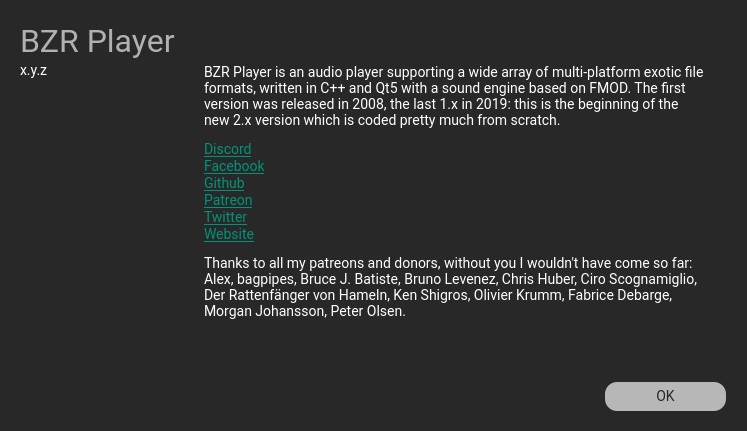
Old version of the form src/app/about.ui in the repository aargirakis/BZRPlayer.
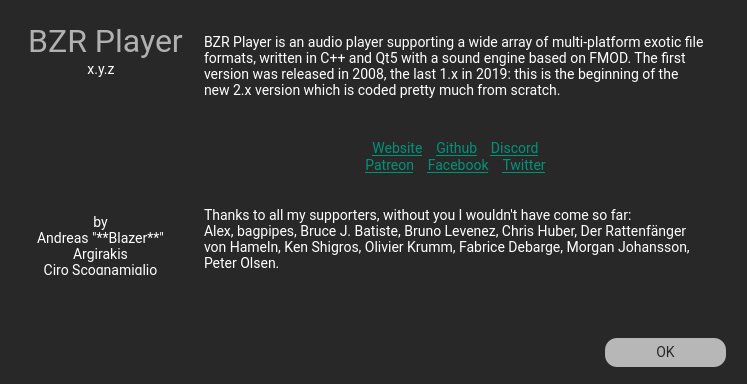
New version of the form. Icons and pictures are not drawn.

Commit message: chore(ui): update credits

The edit to the form file:
```diff
--- a/src/app/about.ui
+++ b/src/app/about.ui
@@ -10,7 +10,7 @@
     <x>0</x>
     <y>0</y>
     <width>747</width>
-    <height>431</height>
+    <height>384</height>
    </rect>
   </property>
   <property name="contextMenuPolicy">
@@ -54,7 +54,7 @@
     <rect>
      <x>20</x>
      <y>10</y>
-     <width>181</width>
+     <width>171</width>
      <height>61</height>
     </rect>
    </property>
@@ -75,12 +75,15 @@
    <property name="text">
     <string>BZR Player</string>
    </property>
+   <property name="alignment">
+    <set>Qt::AlignCenter</set>
+   </property>
   </widget>
   <widget class="QPushButton" name="pushButton">
    <property name="geometry">
     <rect>
      <x>605</x>
-     <y>382</y>
+     <y>338</y>
      <width>121</width>
      <height>29</height>
     </rect>
@@ -127,9 +130,9 @@
   <widget class="QLabel" name="labelVersion">
    <property name="geometry">
     <rect>
-     <x>20</x>
-     <y>60</y>
-     <width>151</width>
+     <x>61</x>
+     <y>59</y>
+     <width>80</width>
      <height>21</height>
     </rect>
    </property>
@@ -142,14 +145,17 @@
    <property name="text">
     <string>x.y.z</string>
    </property>
+   <property name="alignment">
+    <set>Qt::AlignCenter</set>
+   </property>
   </widget>
   <widget class="QTextBrowser" name="textBrowser">
    <property name="geometry">
     <rect>
      <x>200</x>
-     <y>60</y>
+     <y>30</y>
      <width>511</width>
-     <height>321</height>
+     <height>291</height>
     </rect>
    </property>
    <property name="frameShape">
@@ -157,17 +163,15 @@
    </property>
    <property name="html">
     <string>&lt;!DOCTYPE HTML PUBLIC &quot;-//W3C//DTD HTML 4.0//EN&quot; &quot;http://www.w3.org/TR/REC-html40/strict.dtd&quot;&gt;
-&lt;html&gt;&lt;head&gt;&lt;meta name=&quot;qrichtext&quot; content=&quot;1&quot; /&gt;&lt;meta charset=&quot;utf-8&quot; /&gt;&lt;style type=&quot;text/css&quot;&gt;
+&lt;html&gt;&lt;head&gt;&lt;meta name=&quot;qrichtext&quot; content=&quot;1&quot; /&gt;&lt;style type=&quot;text/css&quot;&gt;
 p, li { white-space: pre-wrap; }
 &lt;/style&gt;&lt;/head&gt;&lt;body style=&quot; font-family:'Roboto'; font-size:14px; font-weight:400; font-style:normal;&quot;&gt;
 &lt;p style=&quot; margin-top:12px; margin-bottom:12px; margin-left:0px; margin-right:0px; -qt-block-indent:0; text-indent:0px;&quot;&gt;&lt;span style=&quot; font-size:14px;&quot;&gt;BZR Player is an audio player supporting a wide array of multi-platform exotic file formats, written in C++ and Qt5 with a sound engine based on FMOD. The first version was released in 2008, the last 1.x in 2019: this is the beginning of the new 2.x version which is coded pretty much from scratch.&lt;/span&gt;&lt;/p&gt;
-&lt;p style=&quot; margin-top:0px; margin-bottom:0px; margin-left:0px; margin-right:0px; -qt-block-indent:0; text-indent:0px;&quot;&gt;&lt;a href=&quot;https://discord.gg/feEBce8cFe&quot;&gt;&lt;span style=&quot; font-size:14px; text-decoration: underline; color:#009379;&quot;&gt;Discord&lt;/span&gt;&lt;/a&gt;&lt;/p&gt;
-&lt;p style=&quot; margin-top:0px; margin-bottom:0px; margin-left:0px; margin-right:0px; -qt-block-indent:0; text-indent:0px;&quot;&gt;&lt;a href=&quot;https://www.facebook.com/BZRPlayer&quot;&gt;&lt;span style=&quot; font-size:14px; text-decoration: underline; color:#009379;&quot;&gt;Facebook&lt;/span&gt;&lt;/a&gt;&lt;/p&gt;
-&lt;p style=&quot; margin-top:0px; margin-bottom:0px; margin-left:0px; margin-right:0px; -qt-block-indent:0; text-indent:0px;&quot;&gt;&lt;a href=&quot;https://github.com/aargirakis/BZRPlayer&quot;&gt;&lt;span style=&quot; font-size:14px; text-decoration: underline; color:#009379;&quot;&gt;Github&lt;/span&gt;&lt;/a&gt;&lt;/p&gt;
-&lt;p style=&quot; margin-top:0px; margin-bottom:0px; margin-left:0px; margin-right:0px; -qt-block-indent:0; text-indent:0px;&quot;&gt;&lt;a href=&quot;https://www.patreon.com/bzrplayer&quot;&gt;&lt;span style=&quot; font-size:14px; text-decoration: underline; color:#009379;&quot;&gt;Patreon&lt;/span&gt;&lt;/a&gt;&lt;/p&gt;
-&lt;p style=&quot; margin-top:0px; margin-bottom:0px; margin-left:0px; margin-right:0px; -qt-block-indent:0; text-indent:0px;&quot;&gt;&lt;a href=&quot;https://twitter.com/BZRPlayer&quot;&gt;&lt;span style=&quot; font-size:14px; text-decoration: underline; color:#009379;&quot;&gt;Twitter&lt;/span&gt;&lt;/a&gt;&lt;/p&gt;
-&lt;p style=&quot; margin-top:0px; margin-bottom:0px; margin-left:0px; margin-right:0px; -qt-block-indent:0; text-indent:0px;&quot;&gt;&lt;a href=&quot;http://bzrplayer.blazer.nu&quot;&gt;&lt;span style=&quot; font-size:14px; text-decoration: underline; color:#009379;&quot;&gt;Website&lt;/span&gt;&lt;/a&gt;&lt;/p&gt;
-&lt;p style=&quot; margin-top:12px; margin-bottom:12px; margin-left:0px; margin-right:0px; -qt-block-indent:0; text-indent:0px;&quot;&gt;&lt;span style=&quot; font-size:14px;&quot;&gt;Thanks to all my patreons and donors, without you I wouldn't have come so far: Alex, bagpipes, Bruce J. Batiste, Bruno Levenez, Chris Huber, Ciro Scognamiglio, Der Rattenfänger von Hameln, Ken Shigros, Olivier Krumm, Fabrice Debarge, Morgan Johansson, Peter Olsen.&lt;/span&gt;&lt;/p&gt;&lt;/body&gt;&lt;/html&gt;</string>
+&lt;p style=&quot;-qt-paragraph-type:empty; margin-top:12px; margin-bottom:12px; margin-left:0px; margin-right:0px; -qt-block-indent:0; text-indent:0px;&quot;&gt;&lt;br /&gt;&lt;/p&gt;
+&lt;p align=&quot;center&quot; style=&quot; margin-top:0px; margin-bottom:0px; margin-left:0px; margin-right:0px; -qt-block-indent:0; text-indent:0px;&quot;&gt;&lt;a href=&quot;http://bzrplayer.blazer.nu&quot;&gt;&lt;span style=&quot; font-size:14px; text-decoration: underline; color:#009379;&quot;&gt;Website&lt;/span&gt;&lt;/a&gt;&lt;span style=&quot; font-size:14px;&quot;&gt;    &lt;/span&gt;&lt;a href=&quot;https://github.com/aargirakis/BZRPlayer&quot;&gt;&lt;span style=&quot; font-size:14px; text-decoration: underline; color:#009379;&quot;&gt;Github&lt;/span&gt;&lt;/a&gt;&lt;span style=&quot; font-size:14px;&quot;&gt;    &lt;/span&gt;&lt;a href=&quot;https://discord.gg/feEBce8cFe&quot;&gt;&lt;span style=&quot; font-size:14px; text-decoration: underline; color:#009379;&quot;&gt;Discord&lt;/span&gt;&lt;/a&gt;&lt;/p&gt;
+&lt;p align=&quot;center&quot; style=&quot; margin-top:0px; margin-bottom:0px; margin-left:0px; margin-right:0px; -qt-block-indent:0; text-indent:0px;&quot;&gt;&lt;a href=&quot;https://www.patreon.com/bzrplayer&quot;&gt;&lt;span style=&quot; font-size:14px; text-decoration: underline; color:#009379;&quot;&gt;Patreon&lt;/span&gt;&lt;/a&gt;&lt;span style=&quot; font-size:14px;&quot;&gt;    &lt;/span&gt;&lt;a href=&quot;https://www.facebook.com/BZRPlayer&quot;&gt;&lt;span style=&quot; font-size:14px; text-decoration: underline; color:#009379;&quot;&gt;Facebook&lt;/span&gt;&lt;/a&gt;&lt;span style=&quot; font-size:14px;&quot;&gt;    &lt;/span&gt;&lt;a href=&quot;https://twitter.com/BZRPlayer&quot;&gt;&lt;span style=&quot; font-size:14px; text-decoration: underline; color:#009379;&quot;&gt;Twitter&lt;/span&gt;&lt;/a&gt;&lt;/p&gt;
+&lt;p style=&quot;-qt-paragraph-type:empty; margin-top:0px; margin-bottom:0px; margin-left:0px; margin-right:0px; -qt-block-indent:0; text-indent:0px;&quot;&gt;&lt;br /&gt;&lt;/p&gt;
+&lt;p style=&quot; margin-top:0px; margin-bottom:0px; margin-left:0px; margin-right:0px; -qt-block-indent:0; text-indent:0px;&quot;&gt;&lt;span style=&quot; font-size:14px;&quot;&gt;&lt;br /&gt;Thanks to all my supporters, without you I wouldn't have come so far:&lt;br /&gt;Alex, bagpipes, Bruce J. Batiste, Bruno Levenez, Chris Huber, Der Rattenfänger von Hameln, Ken Shigros, Olivier Krumm, Fabrice Debarge, Morgan Johansson, Peter Olsen.&lt;/span&gt;&lt;/p&gt;&lt;/body&gt;&lt;/html&gt;</string>
    </property>
    <property name="openExternalLinks">
     <bool>true</bool>
@@ -176,8 +180,8 @@
   <widget class="QLabel" name="label_2">
    <property name="geometry">
     <rect>
-     <x>20</x>
-     <y>120</y>
+     <x>46</x>
+     <y>93</y>
      <width>111</width>
      <height>111</height>
     </rect>
@@ -191,6 +195,12 @@
    <property name="scaledContents">
     <bool>true</bool>
    </property>
+   <property name="alignment">
+    <set>Qt::AlignCenter</set>
+   </property>
+   <property name="wordWrap">
+    <bool>false</bool>
+   </property>
   </widget>
   <widget class="QTableView" name="tableView">
    <property name="enabled">
@@ -217,6 +227,40 @@
     <enum>Qt::NoPen</enum>
    </property>
   </widget>
+  <widget class="QLabel" name="labelDevs">
+   <property name="geometry">
+    <rect>
+     <x>10</x>
+     <y>214</y>
+     <width>181</width>
+     <height>61</height>
+    </rect>
+   </property>
+   <property name="sizePolicy">
+    <sizepolicy hsizetype="Preferred" vsizetype="Preferred">
+     <horstretch>0</horstretch>
+     <verstretch>0</verstretch>
+    </sizepolicy>
+   </property>
+   <property name="lineWidth">
+    <number>1</number>
+   </property>
+   <property name="midLineWidth">
+    <number>0</number>
+   </property>
+   <property name="text">
+    <string>by&lt;br/&gt;Andreas &quot;**Blazer**&quot; Argirakis&lt;br/&gt;Ciro Scognamiglio</string>
+   </property>
+   <property name="textFormat">
+    <enum>Qt::MarkdownText</enum>
+   </property>
+   <property name="alignment">
+    <set>Qt::AlignCenter</set>
+   </property>
+   <property name="wordWrap">
+    <bool>true</bool>
+   </property>
+  </widget>
  </widget>
  <resources>
   <include location="resource.qrc"/>
```
The commit also changes 5 other files.
